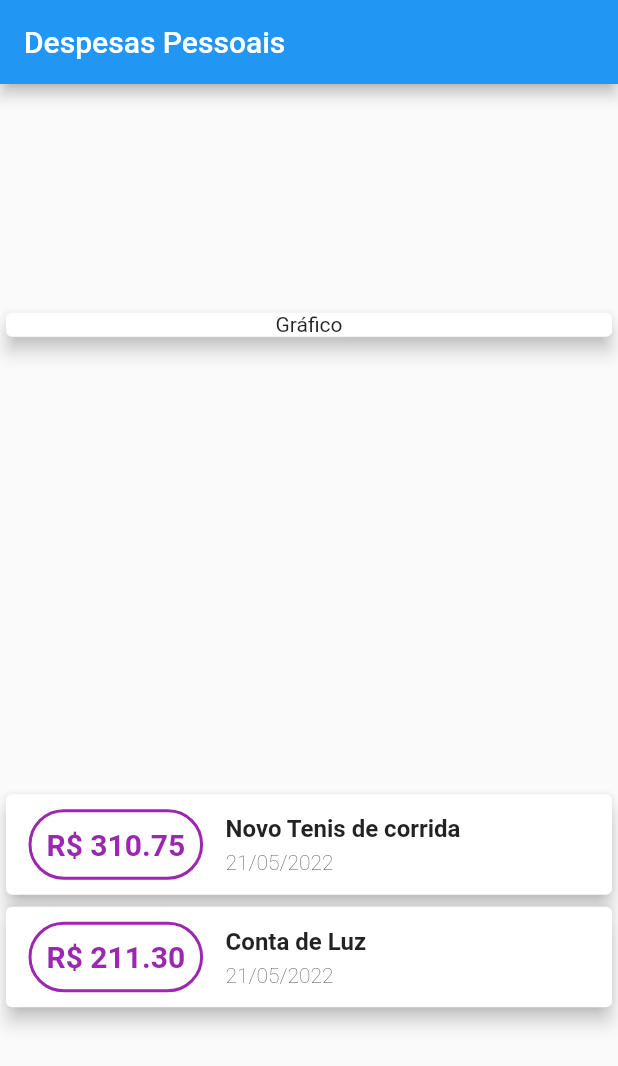
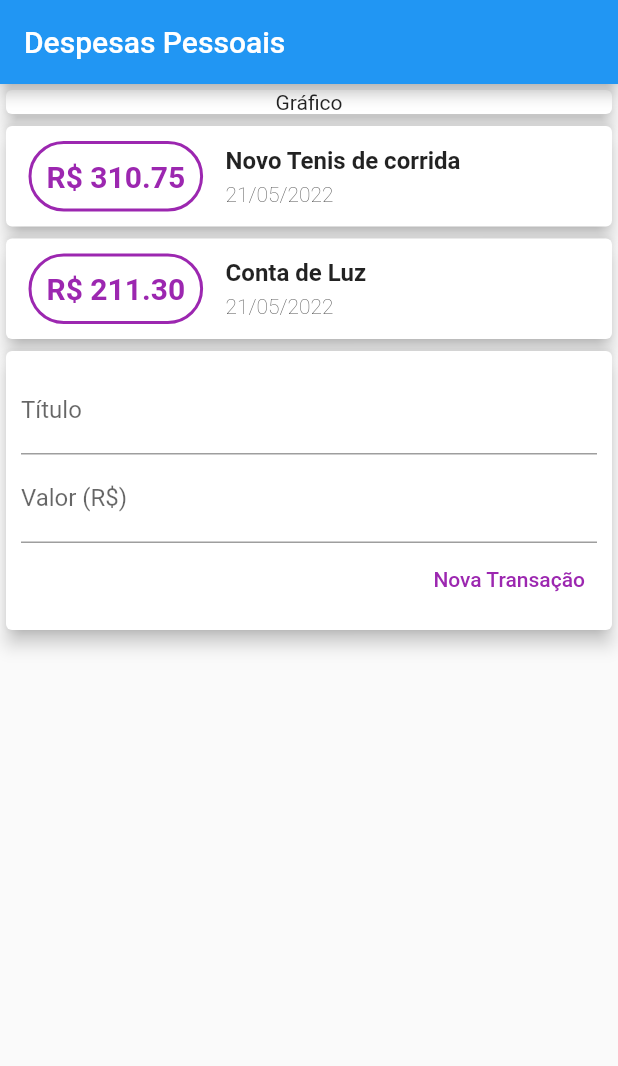
Before and after one commit to alefbispo/app_despesas, a Flutter app: the screen it shows after launch, on a phone screen of 412 x 824 dp. Shown: the top 1066 px of the screen. Run offline on Flutter 3.47's test engine with Material 2 defaults, Android fonts, the phone set to English and light mode, and no system bars.

```diff
--- a/lib/main.dart
+++ b/lib/main.dart
@@ -33,12 +33,13 @@ class MyHomePage extends StatelessWidget {
   ];
   @override
   Widget build(BuildContext context) {
+    var tituloController = TextEditingController();
+    var valorController = TextEditingController();
     return Scaffold(
       appBar: AppBar(
         title: Text('Despesas Pessoais'),
       ),
       body: Column(
-        mainAxisAlignment: MainAxisAlignment.spaceAround,
         crossAxisAlignment: CrossAxisAlignment.stretch,
         children: <Widget>[
           SizedBox(
@@ -97,6 +98,43 @@ class MyHomePage extends StatelessWidget {
                     ),
                   )
                   .toList()),
+          Card(
+            elevation: 5,
+            child: Padding(
+              padding: const EdgeInsets.all(10),
+              child: Column(
+                children: [
+                  TextField(
+                    controller: tituloController,
+                    decoration: InputDecoration(
+                      labelText: 'Título',
+                    ),
+                  ),
+                  TextField(
+                    controller: valorController,
+                    decoration: InputDecoration(
+                      labelText: 'Valor (R\$)',
+                    ),
+                  ),
+                  Row(
+                    mainAxisAlignment: MainAxisAlignment.end,
+                    children: [
+                      TextButton(
+                        onPressed: () {
+                          print(tituloController.text);
+                          print(valorController.text);
+                        },
+                        child: Text(
+                          'Nova Transação',
+                          style: TextStyle(color: Colors.purple),
+                        ),
+                      ),
+                    ],
+                  )
+                ],
+              ),
+            ),
+          ),
         ],
       ),
     );
```
